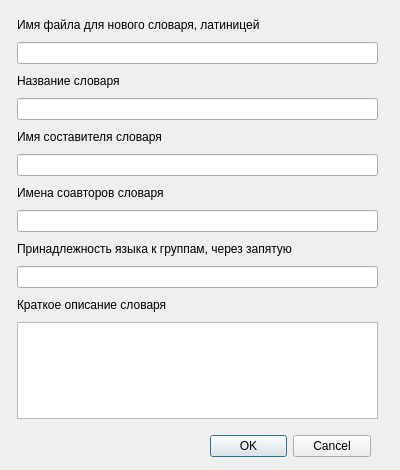
Before: the Qt Designer form dialogcreatenewdictionary.ui in al-indigo/Dialeqt, drawn with Qt 5.
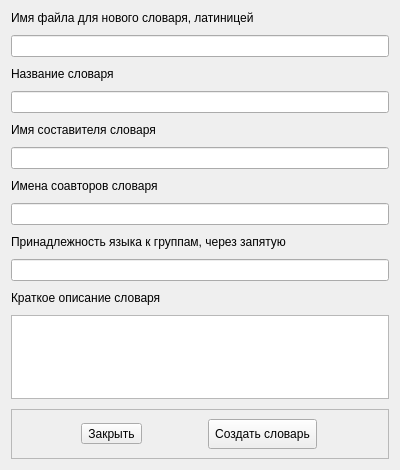
After: the same form once the commit is applied.

```diff
--- a/dialogcreatenewdictionary.ui
+++ b/dialogcreatenewdictionary.ui
@@ -13,31 +13,8 @@
   <property name="windowTitle">
    <string>Dialog</string>
   </property>
-  <widget class="QDialogButtonBox" name="buttonBox">
-   <property name="geometry">
-    <rect>
-     <x>210</x>
-     <y>430</y>
-     <width>161</width>
-     <height>32</height>
-    </rect>
-   </property>
-   <property name="orientation">
-    <enum>Qt::Horizontal</enum>
-   </property>
-   <property name="standardButtons">
-    <set>QDialogButtonBox::Cancel|QDialogButtonBox::Ok</set>
-   </property>
-  </widget>
-  <widget class="QWidget" name="formLayoutWidget">
-   <property name="geometry">
-    <rect>
-     <x>17</x>
-     <y>18</y>
-     <width>361</width>
-     <height>401</height>
-    </rect>
-   </property>
+  <layout class="QHBoxLayout" name="horizontalLayout">
+   <item>
    <layout class="QVBoxLayout" name="verticalLayout">
     <property name="spacing">
      <number>10</number>
@@ -118,8 +95,41 @@
     <item>
      <widget class="QPlainTextEdit" name="dict_description"/>
     </item>
-   </layout>
-  </widget>
+     <item>
+      <widget class="QFrame" name="frame">
+       <property name="frameShape">
+        <enum>QFrame::StyledPanel</enum>
+       </property>
+       <property name="frameShadow">
+        <enum>QFrame::Raised</enum>
+       </property>
+       <layout class="QHBoxLayout" name="horizontalLayout_2">
+        <item>
+         <widget class="QToolButton" name="closeButton">
+          <property name="text">
+           <string>Закрыть</string>
+          </property>
+         </widget>
+        </item>
+        <item>
+         <widget class="QToolButton" name="okButton">
+          <property name="minimumSize">
+           <size>
+            <width>0</width>
+            <height>30</height>
+           </size>
+          </property>
+          <property name="text">
+           <string>Создать словарь</string>
+          </property>
+         </widget>
+        </item>
+       </layout>
+      </widget>
+     </item>
+    </layout>
+   </item>
+  </layout>
  </widget>
  <resources/>
  <connections>
```
Left out of the diff: 35 changed lines with no effect on the pictures. Lines whose indentation alone changed are shown as unchanged.
